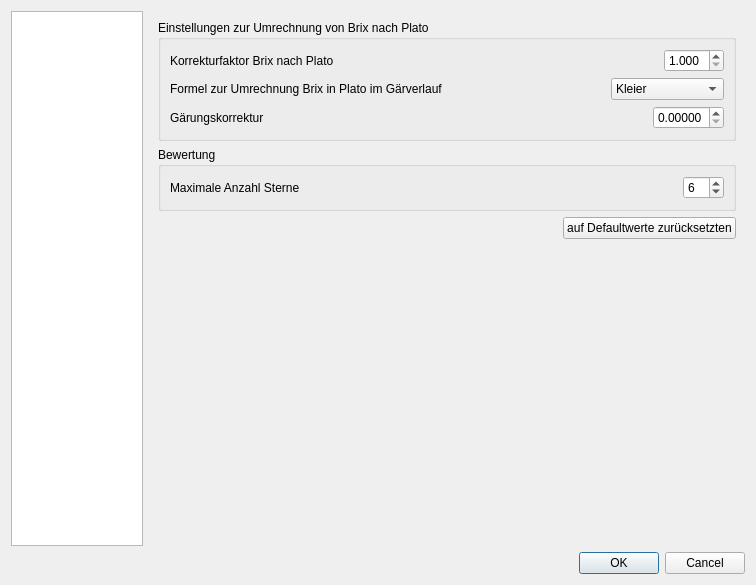
Above: source/ui/einstellungen.ui from Gremmel/kleiner-brauhelfer before the change. Below: the same form after it.
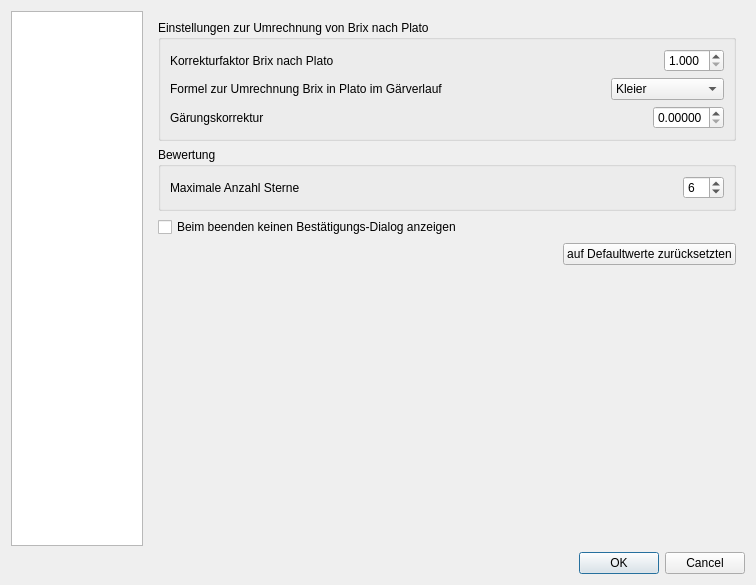
That is the form after the change. The open tabs and pages were chosen to show the change.

Commit message:
Abfrage Dialog beim beenden kann in den Einstellungen deaktiviert werden.
Fix: Wenn weitere Zutat hinzugefügt wird wenn der Sud schon als gebraut Markiert ist ist der Zugabezeitpunkt fix auf bei der gärung.

Patch:
```diff
--- a/source/ui/einstellungen.ui
+++ b/source/ui/einstellungen.ui
@@ -1176,6 +1176,17 @@
            </layout>
           </widget>
          </item>
+         <item>
+          <layout class="QHBoxLayout" name="horizontalLayout_22">
+           <item>
+            <widget class="QCheckBox" name="checkBox_beendenAbfrage">
+             <property name="text">
+              <string>Beim beenden keinen Bestätigungs-Dialog anzeigen</string>
+             </property>
+            </widget>
+           </item>
+          </layout>
+         </item>
          <item>
           <layout class="QHBoxLayout" name="horizontalLayout_16">
            <item>
```
Left out of the diff: 10 changed lines with no effect on the pictures. The commit also changes 2 other files.
